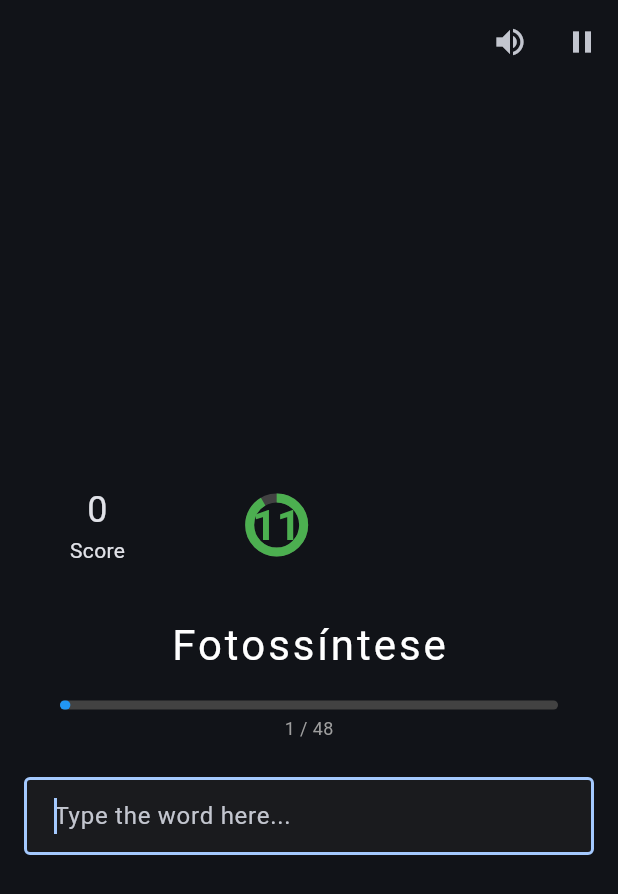
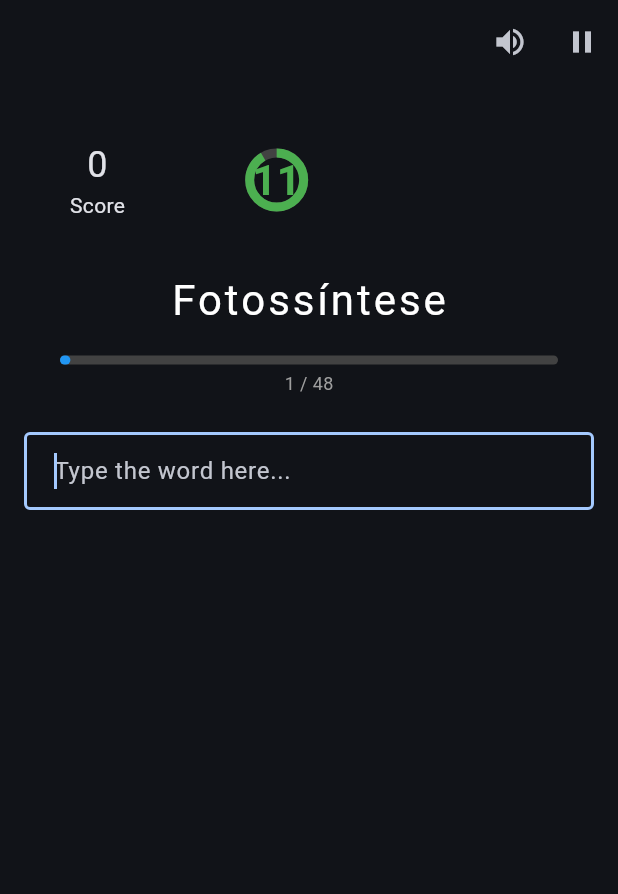
Before and after one commit to EclesiasteVaz/super-teclas-flutter, a Flutter app: the GamePage screen opened directly, on a phone screen of 412 x 824 dp. Shown: the top 894 px of the screen. Run offline on Flutter 3.47's test engine with Material 3 defaults, Android fonts, the phone set to English and light mode, and no system bars; our stand-ins replace audioplayers.

Commit message:
fix: remove fillColor/filled do TextFormField, layout Column simples sem SafeArea/Center/ScrollView

```diff
--- a/lib/src/ui/pages/game_page.dart
+++ b/lib/src/ui/pages/game_page.dart
@@ -203,16 +203,12 @@ class _GamePageState extends State<GamePage> with WidgetsBindingObserver {
           ),
         ],
       ),
-      extendBody: true,
-      body: SafeArea(
-        child: Center(
-          child: SingleChildScrollView(
+      body: Padding(
         padding: EdgeInsets.symmetric(
           horizontal: isWide ? 48 : 16,
           vertical: 24,
         ),
         child: Column(
-              mainAxisSize: MainAxisSize.min,
           children: [
             _buildScoreAndTimer(strings, isWide),
             const SizedBox(height: 24),
@@ -222,8 +218,6 @@ class _GamePageState extends State<GamePage> with WidgetsBindingObserver {
             const SizedBox(height: 24),
             _buildInputField(strings, isWide),
           ],
-            ),
-          ),
         ),
       ),
     );
@@ -337,10 +331,8 @@ class _GamePageState extends State<GamePage> with WidgetsBindingObserver {
   }
 
   Widget _buildInputField(AppStrings strings, bool isWide) {
-    return ConstrainedBox(
-      constraints: BoxConstraints(
-        maxWidth: isWide ? 400 : double.infinity,
-      ),
+    return SizedBox(
+      width: isWide ? 400 : double.infinity,
       child: TextFormField(
         maxLines: 1,
         enableSuggestions: false,
@@ -362,8 +354,6 @@ class _GamePageState extends State<GamePage> with WidgetsBindingObserver {
         decoration: InputDecoration(
           hintText: strings.typeWord,
           border: const OutlineInputBorder(),
-          fillColor: const Color.fromARGB(111, 37, 37, 37),
-          filled: true,
           contentPadding: const EdgeInsets.symmetric(
             horizontal: 16,
             vertical: 14,
```
Also changed, not shown: 2 other files. Lines whose indentation alone changed are shown as unchanged.
